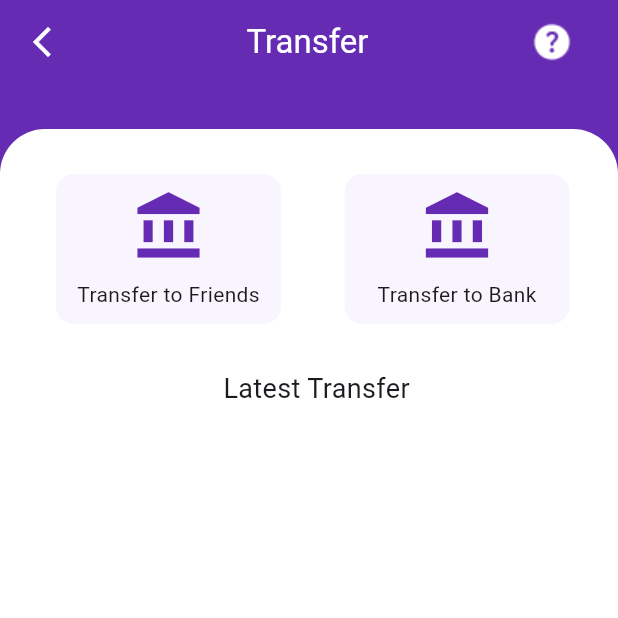
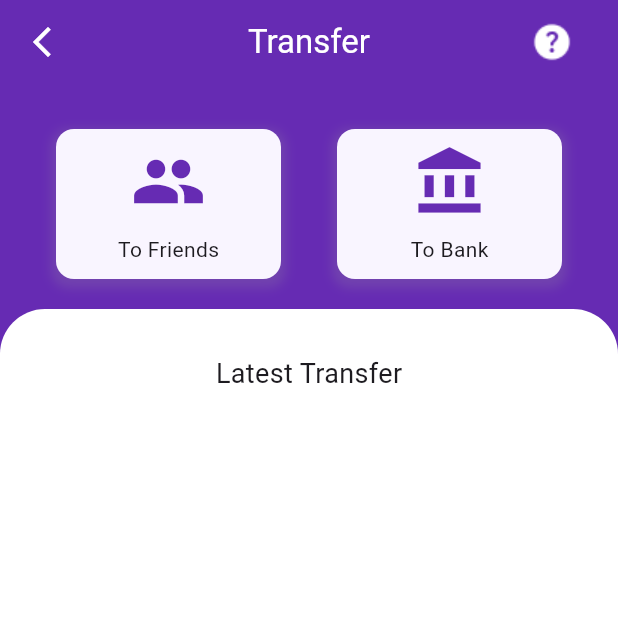
Before and after one commit to fanta1ty/flutter_e_wallet_app, a Flutter app: the _TransferPage screen opened directly, on a phone screen of 412 x 824 dp, the top half of it. Run offline on Flutter 3.47's test engine with Material 3 defaults, Android fonts, the phone set to English and light mode, and no system bars; our stand-ins replace bloc, cloud_firestore, firebase_auth, firebase_core, flutter_bloc, google_fonts; accounts and stored records are empty.

Commit message:
Update transfer.dart

```diff
--- a/e_wallet/lib/screen/transfer/transfer.dart
+++ b/e_wallet/lib/screen/transfer/transfer.dart
@@ -22,16 +22,15 @@ class Transfer extends StatelessWidget {
     return BlocProvider(
       create: (context) =>
           TransferCubit(context.read<Api>())..fetchTransactions(),
-      child: _TransferPage(),
+      child: const _TransferPage(),
     );
   }
 }
 
 class _TransferPage extends StatelessWidget {
-  _TransferPage();
+  const _TransferPage({super.key});
 
   String formatAmount(String amount) {
-    // Format the amount to Indonesian Rupiah format
     return '\$ ${amount.replaceAllMapped(
       RegExp(r'(\d)(?=(\d{3})+$)'),
       (Match m) => '${m[1]}.',
@@ -40,147 +39,38 @@ class _TransferPage extends StatelessWidget {
 
   @override
   Widget build(BuildContext context) {
-    double _screenHeight = MediaQuery.of(context).size.height;
-    double _screenWidth = MediaQuery.of(context).size.width;
+    final screenHeight = MediaQuery.of(context).size.height;
 
     return Scaffold(
-      appBar: AppBar(
-        leading: GestureDetector(
-          onTap: () {
-            Navigator.push(
-              context,
-              MaterialPageRoute(
-                builder: (context) => Nabbar(),
-              ),
-            );
-          },
-          child: Icon(
-            Icons.arrow_back_ios_new,
-            color: Colors.white,
-          ),
-        ),
-        title: Center(
-          child: Text(
-            'Transfer',
-            style: TextStyle(
-              color: Colors.white,
-            ),
-          ),
-        ),
-        backgroundColor: btntxt,
-        actions: [
-          Image.asset('assets/image/help.png'),
-          SizedBox(
-            width: 30,
-          ),
-        ],
-      ),
+      appBar: _buildAppBar(context),
       body: BlocConsumer<TransferCubit, TransferState>(
         builder: (context, state) {
-          final transactions = context.watch<TransferCubit>().state.responses;
+          final transactions = state.responses;
 
           return state.loadStatus == LoadStatus.Loading
-              ? Center(
-                  child: CircularProgressIndicator(),
-                )
+              ? const Center(child: CircularProgressIndicator())
               : Container(
-                  width: _screenWidth,
-                  height: _screenHeight,
+                  height: screenHeight,
                   color: btntxt,
+                  child: Column(
+                    children: [
+                      const SizedBox(height: 30),
+                      _buildTransferOptions(context),
+                      const SizedBox(height: 20),
+                      Expanded(
                         child: Container(
-                    decoration: BoxDecoration(
+                          padding: const EdgeInsets.symmetric(vertical: 20),
+                          decoration: const BoxDecoration(
                             color: Colors.white,
                             borderRadius: BorderRadius.only(
                               topRight: Radius.circular(30),
                               topLeft: Radius.circular(30),
                             ),
                           ),
-                    margin: const EdgeInsets.only(top: 30),
                           child: Column(
                             children: [
-                        Row(
-                          mainAxisAlignment: MainAxisAlignment.spaceEvenly,
-                          children: [
-                            Padding(
-                              padding: const EdgeInsets.only(
-                                left: 5,
-                                top: 30,
-                              ),
-                              child: GestureDetector(
-                                onTap: () {
-                                  Navigator.push(
-                                    context,
-                                    MaterialPageRoute(
-                                      builder: (context) => TransferToFriend(),
-                                    ),
-                                  );
-                                },
-                                child: Container(
-                                  width: 150,
-                                  height: 100,
-                                  decoration: BoxDecoration(
-                                    color: Color(0xFFf9f5ff),
-                                    borderRadius: BorderRadius.circular(12),
-                                  ),
-                                  child: Column(
-                                    mainAxisAlignment: MainAxisAlignment.center,
-                                    children: [
-                                      Center(
-                                        child: Icon(
-                                          Icons.account_balance,
-                                          color: btntxt,
-                                          size: 50,
-                                        ),
-                                      ),
-                                      SizedBox(height: 10),
-                                      Text('Transfer to Friends'),
-                                    ],
-                                  ),
-                                ),
-                              ),
-                            ),
-                            Padding(
-                              padding: const EdgeInsets.only(
-                                left: 10,
-                                top: 30,
-                              ),
-                              child: GestureDetector(
-                                onTap: () {
-                                  Navigator.push(
-                                    context,
-                                    MaterialPageRoute(
-                                      builder: (context) => TransferToBank(),
-                                    ),
-                                  );
-                                },
-                                child: Container(
-                                  width: 150,
-                                  height: 100,
-                                  decoration: BoxDecoration(
-                                    color: Color(0xFFf9f5ff),
-                                    borderRadius: BorderRadius.circular(12),
-                                  ),
-                                  child: Column(
-                                    mainAxisAlignment: MainAxisAlignment.center,
-                                    children: [
-                                      Center(
-                                        child: Icon(
-                                          Icons.account_balance,
-                                          color: btntxt,
-                                          size: 50,
-                                        ),
-                                      ),
-                                      SizedBox(height: 10),
-                                      Text('Transfer to Bank'),
-                                    ],
-                                  ),
-                                ),
-                              ),
-                            ),
-                          ],
-                        ),
-                        Padding(
-                          padding: const EdgeInsets.only(top: 30, left: 10),
+                              const Padding(
+                                padding: EdgeInsets.symmetric(vertical: 10),
                                 child: Text(
                                   "Latest Transfer",
                                   style: TextStyle(fontSize: 18),
@@ -191,50 +81,9 @@ class _TransferPage extends StatelessWidget {
                                   itemCount: transactions.length,
                                   itemBuilder: (context, index) {
                                     final transaction = transactions[index];
-                              String title = '';
-                              String imagePath = '';
-                              String transactionDate = '';
-
-                              if (transaction.bankDate != null &&
-                                  transaction.bankDate!.isNotEmpty) {
-                                title =
-                                    '${fetchBankNameWith(transaction.bankCode)} - ${transaction.to}';
-                                imagePath =
-                                    fetchBankImageWith(transaction.bankCode);
-                                transactionDate = transaction.bankDate!;
-                              } else {
-                                title =
-                                    '${formattedPhone(transaction.phone)} - ${transaction.to}';
-                                transactionDate = transaction.date!;
-                                imagePath =
-                                    'assets/image/avatar_${Random().nextInt(4) + 1}.png';
-                              }
-
-                              final parsedDate =
-                                  DateTime.parse(transactionDate);
-                              final formatedTransactionDate =
-                                  DateFormat('MMMM dd, yyyy - hh:mm a')
-                                      .format(parsedDate);
-
-                              return ListTile(
-                                leading: CircleAvatar(
-                                  backgroundImage: AssetImage(imagePath),
-                                  radius: 25,
-                                ),
-                                title: Text(
-                                  title,
-                                  style: TextStyle(fontWeight: FontWeight.bold),
-                                ),
-                                subtitle: Text(
-                                  formatedTransactionDate,
-                                ),
-                                trailing: Text(
-                                  formatAmount(transaction.amount),
-                                  style: TextStyle(
-                                    fontWeight: FontWeight.bold,
-                                    fontSize: 16,
-                                  ),
-                                ),
+                                    return _TransactionItem(
+                                      transaction: transaction,
+                                      formatAmount: formatAmount,
                                     );
                                   },
                                 ),
@@ -242,10 +91,151 @@ class _TransferPage extends StatelessWidget {
                             ],
                           ),
                         ),
+                      ),
+                    ],
+                  ),
                 );
         },
         listener: (context, state) {},
       ),
     );
   }
+
+  AppBar _buildAppBar(BuildContext context) {
+    return AppBar(
+      leading: IconButton(
+        icon: const Icon(Icons.arrow_back_ios_new, color: Colors.white),
+        onPressed: () {
+          Navigator.push(
+            context,
+            MaterialPageRoute(builder: (context) => Nabbar()),
+          );
+        },
+      ),
+      title: const Text('Transfer', style: TextStyle(color: Colors.white)),
+      centerTitle: true,
+      backgroundColor: btntxt,
+      actions: [
+        Image.asset('assets/image/help.png'),
+        const SizedBox(width: 30),
+      ],
+    );
   }
+
+  Widget _buildTransferOptions(BuildContext context) {
+    return Row(
+      mainAxisAlignment: MainAxisAlignment.spaceEvenly,
+      children: [
+        _TransferOption(
+          icon: Icons.people,
+          label: 'To Friends',
+          onTap: () {
+            Navigator.push(
+              context,
+              MaterialPageRoute(builder: (context) => TransferToFriend()),
+            );
+          },
+        ),
+        _TransferOption(
+          icon: Icons.account_balance,
+          label: 'To Bank',
+          onTap: () {
+            Navigator.push(
+              context,
+              MaterialPageRoute(builder: (context) => TransferToBank()),
+            );
+          },
+        ),
+      ],
+    );
+  }
+}
+
+class _TransferOption extends StatelessWidget {
+  final IconData icon;
+  final String label;
+  final VoidCallback onTap;
+
+  const _TransferOption({
+    required this.icon,
+    required this.label,
+    required this.onTap,
+    super.key,
+  });
+
+  @override
+  Widget build(BuildContext context) {
+    return GestureDetector(
+      onTap: onTap,
+      child: Container(
+        width: 150,
+        height: 100,
+        decoration: BoxDecoration(
+          color: const Color(0xFFf9f5ff),
+          borderRadius: BorderRadius.circular(12),
+          boxShadow: [
+            BoxShadow(
+              color: Colors.grey.withOpacity(0.2),
+              spreadRadius: 3,
+              blurRadius: 5,
+              offset: const Offset(0, 3),
+            ),
+          ],
+        ),
+        child: Column(
+          mainAxisAlignment: MainAxisAlignment.center,
+          children: [
+            Icon(icon, color: btntxt, size: 50),
+            const SizedBox(height: 10),
+            Text(label),
+          ],
+        ),
+      ),
+    );
+  }
+}
+
+class _TransactionItem extends StatelessWidget {
+  final dynamic transaction;
+  final String Function(String) formatAmount;
+
+  const _TransactionItem({
+    required this.transaction,
+    required this.formatAmount,
+    super.key,
+  });
+
+  @override
+  Widget build(BuildContext context) {
+    String title;
+    String imagePath;
+    String transactionDate;
+
+    if (transaction.bankDate != null && transaction.bankDate!.isNotEmpty) {
+      title = '${fetchBankNameWith(transaction.bankCode)} - ${transaction.to}';
+      imagePath = fetchBankImageWith(transaction.bankCode);
+      transactionDate = transaction.bankDate!;
+    } else {
+      title = '${formattedPhone(transaction.phone)} - ${transaction.to}';
+      transactionDate = transaction.date!;
+      imagePath = 'assets/image/avatar_${Random().nextInt(4) + 1}.png';
+    }
+
+    final parsedDate = DateTime.parse(transactionDate);
+    final formattedDate =
+        DateFormat('MMMM dd, yyyy - hh:mm a').format(parsedDate);
+
+    return ListTile(
+      leading: CircleAvatar(
+        backgroundImage: AssetImage(imagePath),
+        radius: 25,
+      ),
+      title: Text(title, style: const TextStyle(fontWeight: FontWeight.bold)),
+      subtitle: Text(formattedDate),
+      trailing: Text(
+        formatAmount(transaction.amount),
+        style: const TextStyle(fontWeight: FontWeight.bold, fontSize: 16),
+      ),
+    );
+  }
+}
```
Lines whose indentation alone changed are shown as unchanged.
